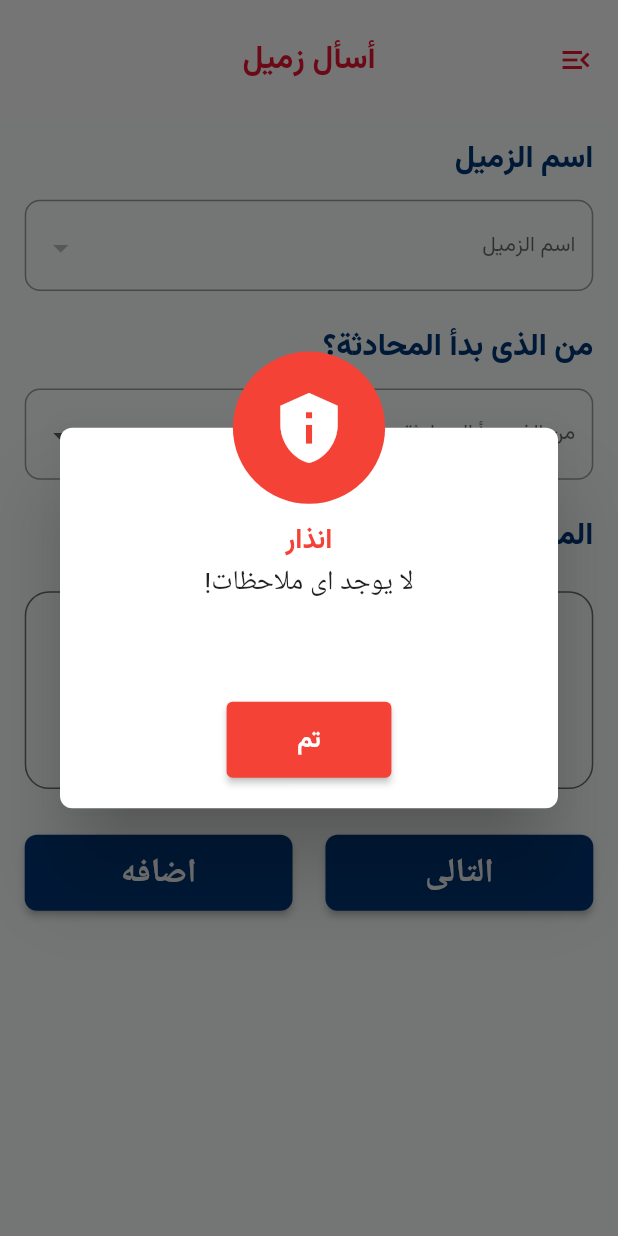
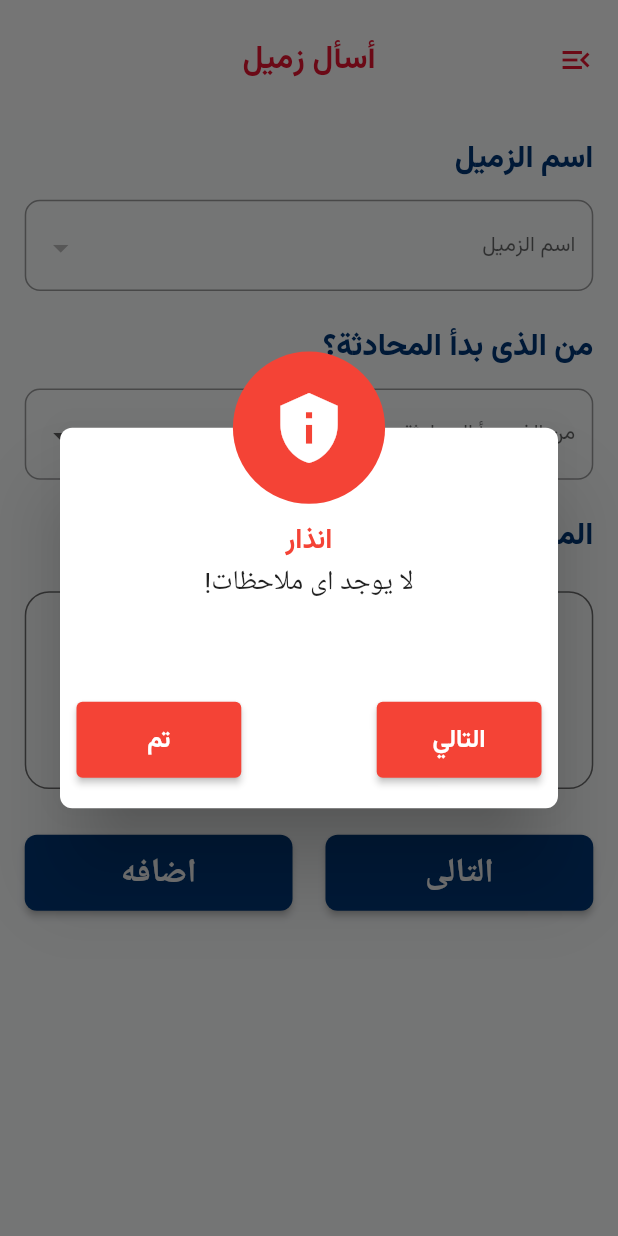
Before and after one commit to islamabdallah/Take5_App, a Flutter app: the Take5TogetherScreen screen opened by its route, after a tap on "التالى", on a phone screen of 412 x 824 dp. Run offline on Flutter 3.47's test engine with Material 2 defaults, Android fonts, the phone set to English and light mode, and no system bars; drawn by our look-alikes of dropdown_button2; our stand-ins replace bloc, connectivity_plus, dartz, dio, easy_localization, firebase_messaging and 15 more; missing offline and left inert: flutter_background_service, flutter_background_service_android, signalr_core; accounts and stored records are empty; Roboto replaces fonts that are missing (Cairo); statements that could not run were skipped; project files that could hold a hidden picture were left out.

Commit message:
show popups to explan

```diff
--- a/lib/presentation/screens/home/home.dart
+++ b/lib/presentation/screens/home/home.dart
@@ -71,7 +71,7 @@ class _HomeScreenState extends State<HomeScreen> {
               SizedBox(height: 16.h,),
               if (state != HomeGetCurrentTripLoading() && cubit.trip != null)
               TripCard(trip: cubit.trip!)
-              else if (cubit.trip == null)
+              else if(cubit.trip==null)
                 Column(
                   children: [
                     SizedBox(
--- a/lib/presentation/utils/dialogs/message_dialog.dart
+++ b/lib/presentation/utils/dialogs/message_dialog.dart
@@ -73,12 +73,40 @@ showMessageDialog({
                                         : Colors.red,
                                   ),
                                   child: Text(
+                                    message=='لا يوجد اى ملاحظات!'?"التالي":"Ok".tr(),
+                                    style: TextStyle(
+                                        color: Colors.white, fontSize: 16.sp),
+                                  ),
+                                ),
+                              ),
+                              message=='لا يوجد اى ملاحظات!'?const Spacer():Container(),
+                              message=='لا يوجد اى ملاحظات!'?SizedBox(
+                                width: 100.w,
+                                height: 50.h,
+                                child: ElevatedButton(
+                                  onPressed: () {
+                                    if(message=='لا يوجد اى ملاحظات!') {
+                                      Navigator.of(context).pop();
+                                      Navigator.pushNamed(context,EndTripScreen.routeName);
+                                    }
+                                    else
+                                    {
+                                      Navigator.of(context).pop();
+                                      onPressedOk?.call();
+                                    }
+                                  },
+                                  style: ElevatedButton.styleFrom(
+                                    primary: isSucceeded
+                                        ? AppColors.mainColor
+                                        : Colors.red,
+                                  ),
+                                  child: Text(
                                     "Ok".tr(),
                                     style: TextStyle(
                                         color: Colors.white, fontSize: 16.sp),
                                   ),
                                 ),
-                              ),
+                              ):Container(),
                             ],
                           )
                         ]),
```
